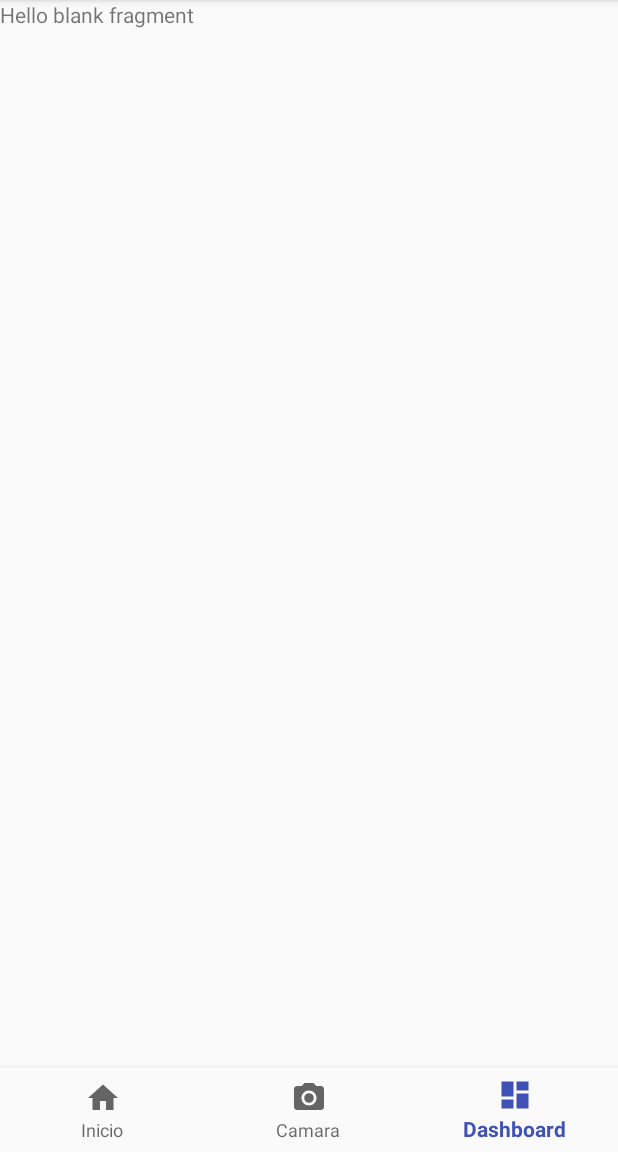
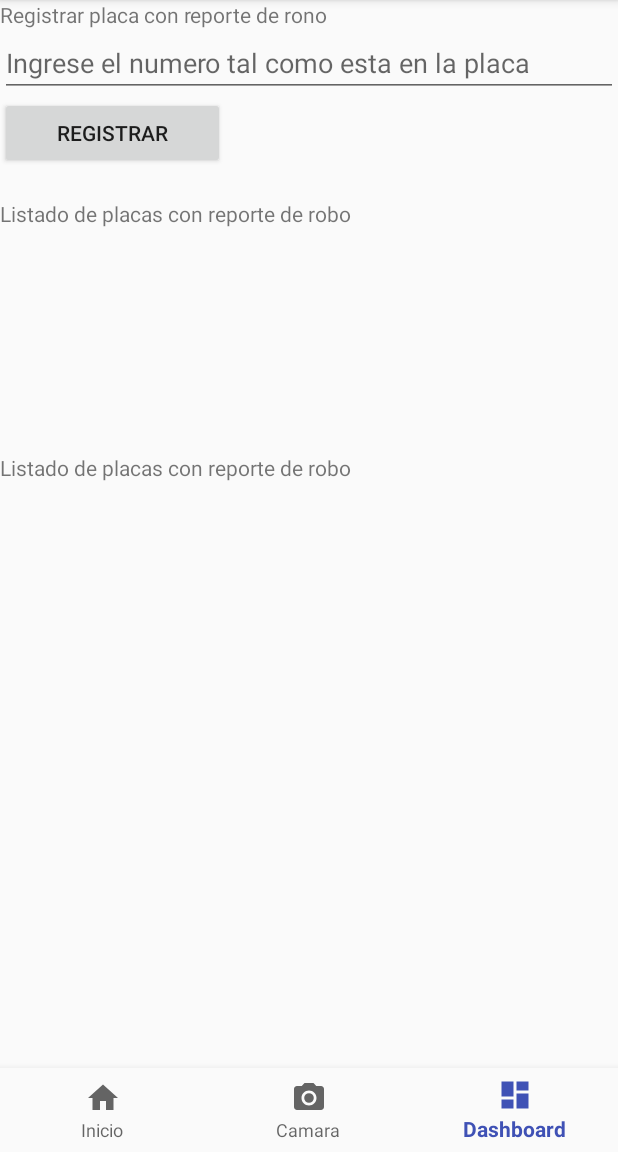
Before and after one commit to fjdevel/octoplate, an Android app: the screen it shows after launch (MainActivity), item 3 of the bottom bar chosen, on a phone screen of 412 x 824 dp, the part 84-1236 px from its top. Run offline under Robolectric (Android 15) with nearby library versions, the phone set to English and light mode, and no system bars.

Commit message:
crud placas

```diff
--- a/ReconocimientodePlacas/app/build.gradle
+++ b/ReconocimientodePlacas/app/build.gradle
@@ -27,4 +27,10 @@ dependencies {
     testImplementation 'junit:junit:4.12'
     androidTestImplementation 'com.android.support.test:runner:1.0.2'
     androidTestImplementation 'com.android.support.test.espresso:espresso-core:3.0.2'
+//    RETROFIT
+    implementation 'com.squareup.retrofit2:retrofit:2.4.0'
+    implementation 'com.google.code.gson:gson:2.8.5'
+    implementation 'com.squareup.retrofit2:converter-gson:2.4.0'
+
+
 }
--- /dev/null
+++ b/ReconocimientodePlacas/app/src/main/java/me/fjdevel/reconocimientodeplacas/controllers/GlazedAPI.java
@@ -0,0 +1,15 @@
+package me.fjdevel.reconocimientodeplacas.controllers;
+
+import java.util.List;
+
+import me.fjdevel.reconocimientodeplacas.Models.Placa;
+import retrofit2.http.GET;
+
+/**
+ * Created by darkghost on 27/06/18.
+ */
+
+public interface GlazedAPI {
+    @GET("placa")
+    Class<List<Placa>> obtenerPlacas();
+}
--- a/ReconocimientodePlacas/app/src/main/java/me/fjdevel/reconocimientodeplacas/views/DashboardFragment.java
+++ b/ReconocimientodePlacas/app/src/main/java/me/fjdevel/reconocimientodeplacas/views/DashboardFragment.java
@@ -8,6 +8,9 @@ import android.view.View;
 import android.view.ViewGroup;
 
 import me.fjdevel.reconocimientodeplacas.R;
+import me.fjdevel.reconocimientodeplacas.controllers.GlazedAPI;
+import retrofit2.Retrofit;
+import retrofit2.converter.gson.GsonConverterFactory;
 
 /**
  * A simple {@link Fragment} subclass.
@@ -24,7 +27,16 @@ public class DashboardFragment extends Fragment {
     public View onCreateView(LayoutInflater inflater, ViewGroup container,
                              Bundle savedInstanceState) {
         // Inflate the layout for this fragment
-        return inflater.inflate(R.layout.fragment_dashboard, container, false);
+        View view = inflater.inflate(R.layout.fragment_dashboard, container, false);
+        Retrofit retrofit = new Retrofit.Builder()
+                .baseUrl("https://api.github.com")
+                .addConverterFactory(GsonConverterFactory.create())
+                .build();
+        GlazedAPI glazedAPI = retrofit.create(GlazedAPI.class);
+
+
+
+        return view;
     }
 
 }
--- a/ReconocimientodePlacas/app/src/main/res/layout/fragment_dashboard.xml
+++ b/ReconocimientodePlacas/app/src/main/res/layout/fragment_dashboard.xml
@@ -4,10 +4,67 @@
     android:layout_height="match_parent"
     tools:context="me.fjdevel.reconocimientodeplacas.views.DashboardFragment">
 
-    <!-- TODO: Update blank fragment layout -->
-    <TextView
+    <ScrollView
         android:layout_width="match_parent"
-        android:layout_height="match_parent"
-        android:text="@string/hello_blank_fragment" />
+        android:layout_height="wrap_content">
+        <LinearLayout
+            android:layout_width="match_parent"
+            android:layout_height="wrap_content"
+            android:orientation="vertical">
+            <LinearLayout
+                android:layout_width="match_parent"
+                android:layout_height="wrap_content"
+                android:orientation="vertical"
+                >
+                <TextView
+                    android:layout_width="match_parent"
+                    android:layout_height="wrap_content"
+                    android:text="Registrar placa con reporte de rono"
+                    />
+                <android.support.v7.widget.AppCompatEditText
+                    android:layout_width="match_parent"
+                    android:layout_height="wrap_content"
+                    android:hint="Ingrese el numero tal como esta en la placa"
+                    />
+                <android.support.v7.widget.AppCompatButton
+                    android:layout_width="150dp"
+                    android:layout_height="wrap_content"
+                    android:text="Registrar"
+                    />
+            </LinearLayout>
+
+            <LinearLayout
+                android:layout_width="match_parent"
+                android:layout_height="wrap_content"
+                android:layout_marginTop="20dp"
+                android:orientation="vertical"
+                >
+                <TextView
+                    android:layout_width="match_parent"
+                    android:layout_height="wrap_content"
+                    android:text="Listado de placas con reporte de robo"/>
+                <ListView
+                    android:layout_width="wrap_content"
+                    android:layout_height="150dp"
+                    android:id="@+id/listaplacasrobadas"
+                    ></ListView>
+            </LinearLayout>
+
+            <LinearLayout
+                android:layout_width="match_parent"
+                android:layout_height="wrap_content"
+                android:orientation="vertical">
+                <TextView
+                    android:layout_width="match_parent"
+                    android:layout_height="wrap_content"
+                    android:text="Listado de placas con reporte de robo"/>
+                <ListView
+                    android:layout_width="wrap_content"
+                    android:layout_height="150dp"
+                    android:id="@+id/listaplacasanalizadas"
+                    ></ListView>
+            </LinearLayout>
+        </LinearLayout>
+    </ScrollView>
 
 </FrameLayout>
```
Also changed, not shown: ReconocimientodePlacas/app/src/main/java/me/fjdevel/reconocimientodeplacas/Models/Placa.java (added, +47 -0 lines), ReconocimientodePlacas/app/src/main/java/me/fjdevel/reconocimientodeplacas/controllers/AdapterPlacasList.java (added, +19 -0 lines), 6 other files.
